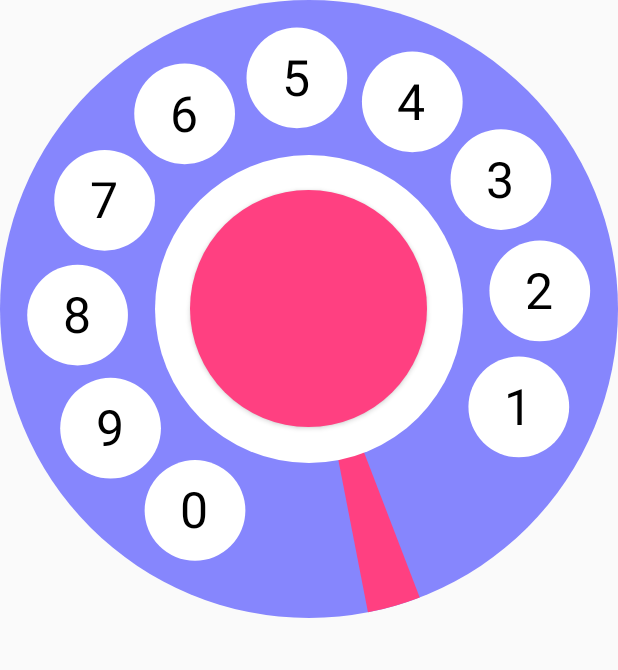
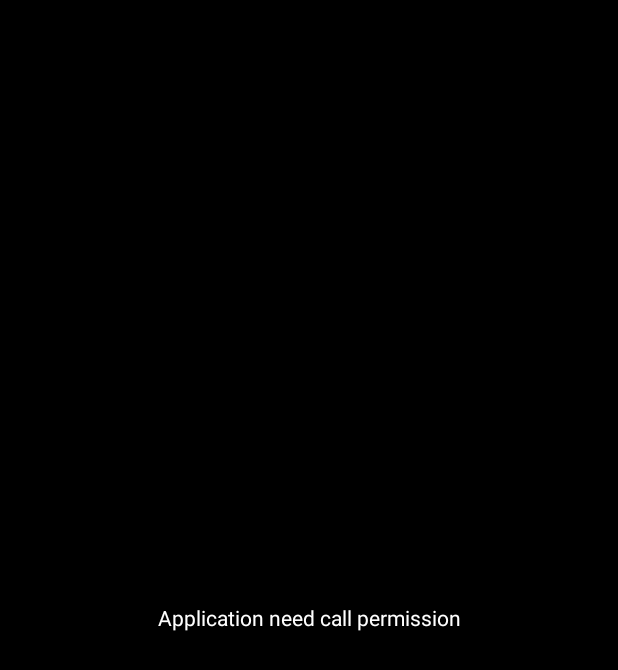
Before and after one commit to zaharstasenko/retrophone, an Android app: the layout main_layout.xml on its own in the app's theme, with its tools: preview values and no code run, on a phone screen of 412 x 824 dp. Shown: the top 670 px of the screen. Run offline under Robolectric (Android 15) with nearby library versions, the phone set to English and light mode, and no system bars.

Commit message:
Reworked permission

```diff
--- a/app/src/main/java/com/example/zakhariystasenko/retrophone/RetroPhoneView/RetroPhoneView.java
+++ b/app/src/main/java/com/example/zakhariystasenko/retrophone/RetroPhoneView/RetroPhoneView.java
@@ -202,6 +202,7 @@ public class RetroPhoneView extends ViewGroup implements DiskRotationController.
                     return;
                 }
                 mActivityCallback.onNumberInputted(mPhoneNumber);
+                mPhoneNumber = "";
             }
         });
         mUserActionsWaiter.start();
--- a/app/src/main/res/layout/main_layout.xml
+++ b/app/src/main/res/layout/main_layout.xml
@@ -3,6 +3,16 @@
     android:layout_width="match_parent"
     android:layout_height="match_parent"
     android:orientation="vertical">
+
+    <TextView
+        android:id="@+id/view_blocker"
+        android:layout_width="match_parent"
+        android:layout_height="match_parent"
+        android:background="#000000"
+        android:textColor="#ffffff"
+        android:text="@string/need_permission"
+        android:layout_gravity="center"
+        android:gravity="center"/>
 
     <com.example.zakhariystasenko.retrophone.RetroPhoneView.RetroPhoneView
         android:id="@+id/phone"
--- a/app/src/main/res/values/strings.xml
+++ b/app/src/main/res/values/strings.xml
@@ -2,5 +2,5 @@
     <string name="app_name">RetroPhone</string>
     <string name="call_btn_text">Call</string>
     <string name="reset_btn_text">Reset</string>
-    <string name="permission_toast">Application need call permission</string>
+    <string name="need_permission">Application need call permission</string>
 </resources>
```
Also changed, not shown: app/src/main/java/com/example/zakhariystasenko/retrophone/MainActivity.java (+15 -19 lines).
